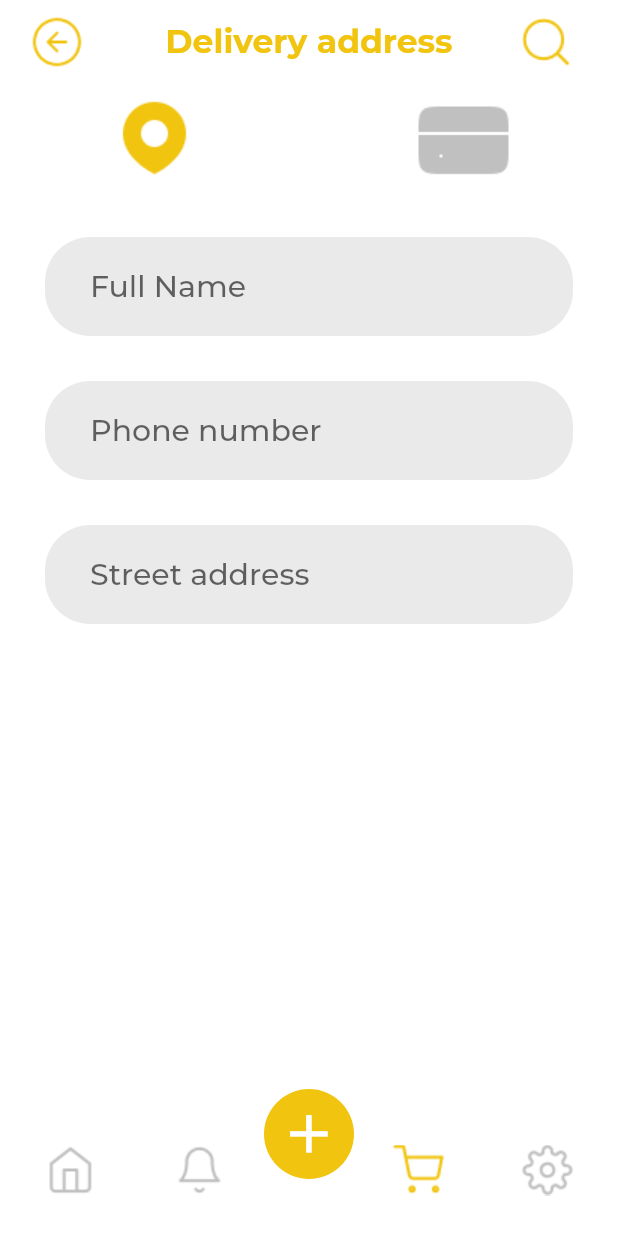
After one commit to Gegerout/shopping_app, a Flutter app: the DeliveryPage screen opened directly, on a phone screen of 412 x 824 dp. The commit adds this screen. Run offline on Flutter 3.47's test engine with Material 2 defaults, Android fonts, the light colour scheme and no system bars; our stand-ins replace dio, dots_indicator, flutter_riverpod, google_fonts.

Commit message:
home screen update

```diff
--- a/lib/home/presentation/pages/cart_page.dart
+++ b/lib/home/presentation/pages/cart_page.dart
@@ -1,6 +1,7 @@
 import 'package:flutter/material.dart';
 import 'package:flutter_riverpod/flutter_riverpod.dart';
 import 'package:google_fonts/google_fonts.dart';
+import 'package:shopping_app/home/presentation/pages/delivery_page.dart';
 import 'package:shopping_app/home/presentation/pages/settings_page.dart';
 import 'package:shopping_app/home/presentation/states/cart_state.dart';
 
@@ -124,7 +125,7 @@ class _CartPageState extends ConsumerState<CartPage> {
                     child: ElevatedButton(
                         onPressed: () {
                           //ref.read(buyProvider.notifier).addToCart(widget.title, widget.price, widget.image);
-                          //Navigator.push(context, MaterialPageRoute(builder: (context) => CartPage()));
+                          Navigator.push(context, MaterialPageRoute(builder: (context) => DeliveryPage()));
                         },
                         style: ElevatedButton.styleFrom(
                             elevation: 0,
--- /dev/null
+++ b/lib/home/presentation/pages/delivery_page.dart
@@ -0,0 +1,288 @@
+import 'package:flutter/material.dart';
+import 'package:google_fonts/google_fonts.dart';
+import 'package:shopping_app/home/presentation/pages/settings_page.dart';
+
+import 'cart_page.dart';
+import 'home_page.dart';
+import 'notif_page.dart';
+
+class DeliveryPage extends StatefulWidget {
+  const DeliveryPage({Key? key}) : super(key: key);
+
+  @override
+  State<DeliveryPage> createState() => _DeliveryPageState();
+}
+
+class _DeliveryPageState extends State<DeliveryPage> {
+  int currentPage = 2;
+  int currentTap = 0;
+
+  final screens = [
+    HomeWidget(),
+    NotifPage(),
+    CartPage(),
+    SettingsPage(),
+  ];
+
+  @override
+  Widget build(BuildContext context) {
+    final widgets = [
+      pinWidget(context),
+      cardWidget(context)
+    ];
+
+    return Scaffold(
+      appBar: AppBar(
+        backgroundColor: Colors.white,
+        elevation: 0,
+        leading: IconButton(
+          padding: const EdgeInsets.only(left: 20),
+          onPressed: () {
+            Navigator.pop(context);
+          },
+          icon: SizedBox(
+              width: 38,
+              height: 38,
+              child: Image.asset(
+                "assets/images/arrow-left-circle.png",
+              )),
+        ),
+        title: Text(
+          "Delivery address",
+          style: GoogleFonts.montserrat(
+              fontWeight: FontWeight.w700,
+              fontSize: 22,
+              color: const Color(0xFFF1C40F)),
+        ),
+        centerTitle: true,
+        actions: [
+          Padding(
+              padding: const EdgeInsets.only(right: 20),
+              child: Image.asset("assets/images/search_big.png"))
+        ],
+      ),
+      body: SingleChildScrollView(
+        child: Column(
+          children: [
+            Row(
+              mainAxisAlignment: MainAxisAlignment.spaceAround,
+              children: [
+                InkWell(
+                  onTap: () {
+                    setState(() {
+                      currentTap = 0;
+                    });
+                  },
+                    child: Image.asset(currentTap == 0
+                        ? "assets/images/pin_active.png"
+                        : "assets/images/pin.png")),
+                InkWell(
+                  onTap: () {
+                    setState(() {
+                      currentTap = 1;
+                    });
+                  },
+                  child: Image.asset(currentTap == 1
+                      ? "assets/images/card_active.png"
+                      : "assets/images/card.png"),
+                )
+              ],
+            ),
+            widgets.elementAt(currentTap)
+          ],
+        ),
+      ),
+      bottomNavigationBar: SizedBox(
+        height: 88,
+        child: Padding(
+          padding: const EdgeInsets.only(left: 30, right: 30),
+          child: Row(
+            mainAxisAlignment: MainAxisAlignment.spaceBetween,
+            children: [
+              InkWell(
+                onTap: () {
+                  setState(() {
+                    currentPage = 0;
+                  });
+                  Navigator.push(
+                      context,
+                      MaterialPageRoute(
+                          builder: (context) => HomePage(
+                                page: 0,
+                              )));
+                },
+                child: Image.asset(currentPage == 0
+                    ? "assets/images/home_active.png"
+                    : "assets/images/home_icon.png"),
+              ),
+              InkWell(
+                onTap: () {
+                  setState(() {
+                    currentPage = 1;
+                  });
+                  Navigator.push(
+                      context,
+                      MaterialPageRoute(
+                          builder: (context) => HomePage(
+                                page: 1,
+                              )));
+                },
+                child: Image.asset(currentPage == 1
+                    ? "assets/images/bell_active.png"
+                    : "assets/images/bell_icon.png"),
+              ),
+              InkWell(
+                onTap: () {
+                  setState(() {
+                    currentPage = 2;
+                  });
+                  Navigator.push(
+                      context,
+                      MaterialPageRoute(
+                          builder: (context) => HomePage(
+                                page: 2,
+                              )));
+                },
+                child: Padding(
+                  padding: const EdgeInsets.only(left: 60),
+                  child: Image.asset(currentPage == 2
+                      ? "assets/images/shop_active.png"
+                      : "assets/images/shop_icon.png"),
+                ),
+              ),
+              InkWell(
+                onTap: () {
+                  setState(() {
+                    currentPage = 3;
+                  });
+                  Navigator.push(
+                      context,
+                      MaterialPageRoute(
+                          builder: (context) => HomePage(
+                                page: 3,
+                              )));
+                },
+                child: Image.asset(currentPage == 3
+                    ? "assets/images/settings_active.png"
+                    : "assets/images/settings_icon.png"),
+              ),
+            ],
+          ),
+        ),
+      ),
+      floatingActionButtonLocation: FloatingActionButtonLocation.centerDocked,
+      floatingActionButton: MediaQuery.of(context).viewInsets.bottom == 0.0 ? Padding(
+        padding: const EdgeInsets.only(top: 40),
+        child: SizedBox(
+          width: 60,
+          height: 60,
+          child: FittedBox(
+            child: FloatingActionButton(
+              elevation: 0,
+              backgroundColor: const Color(0xFFF1C40F),
+              onPressed: () {},
+              child: const Icon(
+                Icons.add,
+                size: 40,
+              ),
+            ),
+          ),
+        ),
+      ) : null,
+    );
+  }
+
+  Widget pinWidget(BuildContext context) {
+    return Padding(
+      padding: const EdgeInsets.only(left: 30, right: 30),
+      child: SingleChildScrollView(
+        child: Column(
+          children: [
+            const SizedBox(height: 30,),
+            Container(
+              width: double.infinity,
+              height: 66,
+              decoration: BoxDecoration(
+                  color: const Color(0xFFC4C4C4).withOpacity(0.35),
+                  borderRadius: BorderRadius.circular(30)),
+              child: Center(
+                child: TextFormField(
+                  //controller: nameCont,
+                  onChanged: (value) {
+                    //ref.read(signinProvider.notifier).checkCreds(value, passwordCont.text);
+                  },
+                  style: GoogleFonts.montserrat(
+                      fontWeight: FontWeight.w500, fontSize: 20),
+                  decoration: InputDecoration(
+                    hintText: "Full Name",
+                    contentPadding: const EdgeInsets.only(left: 30, top: 33),
+                    hintStyle: GoogleFonts.montserrat(
+                        fontWeight: FontWeight.w500, fontSize: 20),
+                    border:
+                    const OutlineInputBorder(borderSide: BorderSide.none),
+                  ),
+                ),
+              ),
+            ),
+            const SizedBox(height: 30,),
+            Container(
+              width: double.infinity,
+              height: 66,
+              decoration: BoxDecoration(
+                  color: const Color(0xFFC4C4C4).withOpacity(0.35),
+                  borderRadius: BorderRadius.circular(30)),
+              child: Center(
+                child: TextFormField(
+                  //controller: nameCont,
+                  onChanged: (value) {
+                    //ref.read(signinProvider.notifier).checkCreds(value, passwordCont.text);
+                  },
+                  style: GoogleFonts.montserrat(
+                      fontWeight: FontWeight.w500, fontSize: 20),
+                  decoration: InputDecoration(
+                    hintText: "Phone number",
+                    contentPadding: const EdgeInsets.only(left: 30, top: 33),
+                    hintStyle: GoogleFonts.montserrat(
+                        fontWeight: FontWeight.w500, fontSize: 20),
+                    border:
+                    const OutlineInputBorder(borderSide: BorderSide.none),
+                  ),
+                ),
+              ),
+            ),
+            const SizedBox(height: 30,),
+            Container(
+              width: double.infinity,
+              height: 66,
+              decoration: BoxDecoration(
+                  color: const Color(0xFFC4C4C4).withOpacity(0.35),
+                  borderRadius: BorderRadius.circular(30)),
+              child: Center(
+                child: TextFormField(
+                  //controller: nameCont,
+                  onChanged: (value) {
+                    //ref.read(signinProvider.notifier).checkCreds(value, passwordCont.text);
+                  },
+                  style: GoogleFonts.montserrat(
+                      fontWeight: FontWeight.w500, fontSize: 20),
+                  decoration: InputDecoration(
+                    hintText: "Street address",
+                    contentPadding: const EdgeInsets.only(left: 30, top: 33),
+                    hintStyle: GoogleFonts.montserrat(
+                        fontWeight: FontWeight.w500, fontSize: 20),
+                    border:
+                    const OutlineInputBorder(borderSide: BorderSide.none),
+                  ),
+                ),
+              ),
+            ),
+          ],
+        ),
+      ),
+    );
+  }
+
+  Widget cardWidget(BuildContext context) {
+    return Column();
+  }
+}
```
Also changed, not shown: assets/images/card.png (added), assets/images/card_active.png (added), assets/images/pin.png (added), assets/images/pin_active.png (added).
